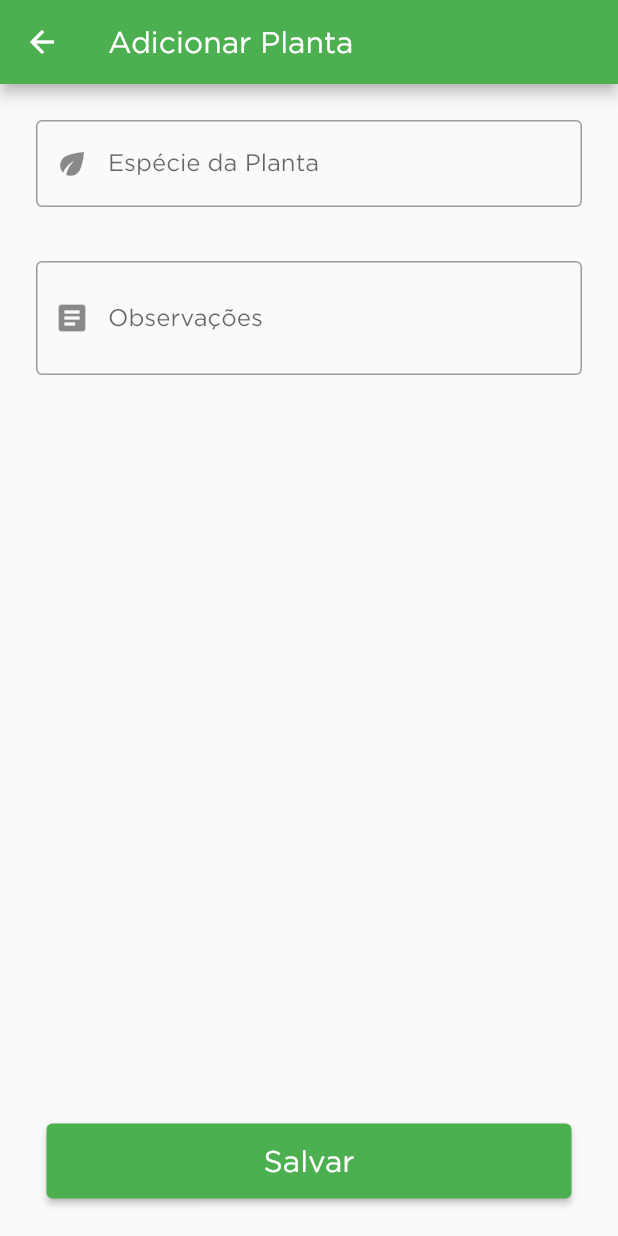
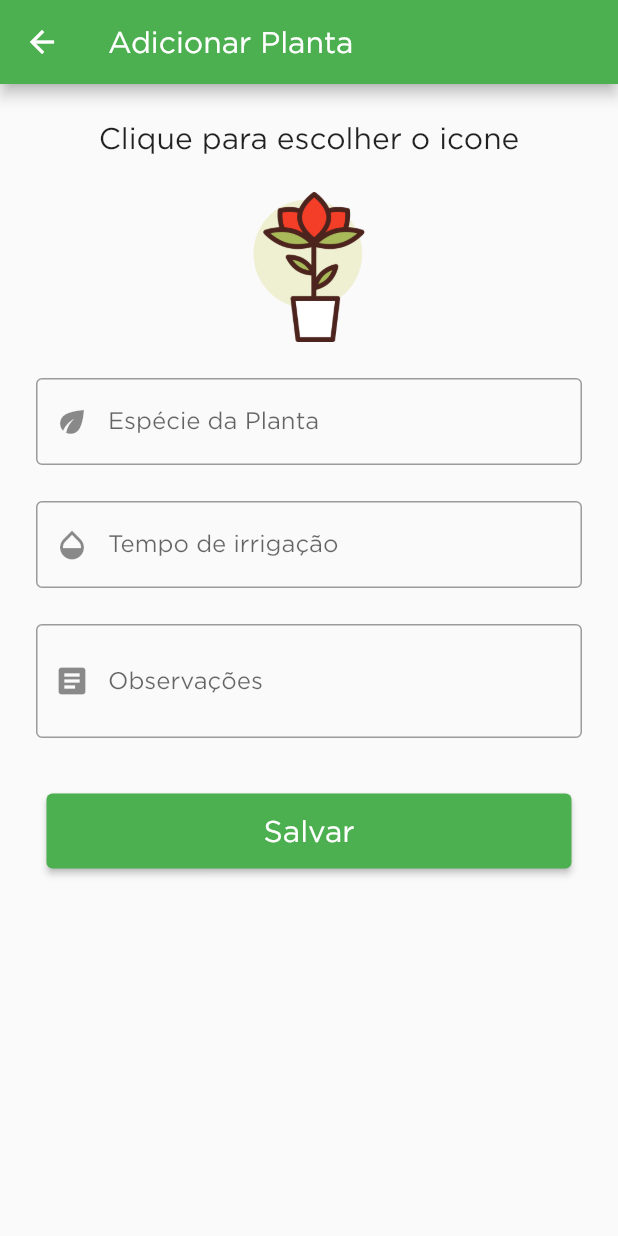
Before and after one commit to RebecaTorrecilhas/projeto_plantas, a Flutter app: the AddPlanta screen opened directly, on a phone screen of 412 x 824 dp. Run offline on Flutter 3.47's test engine with Material 2 defaults, Android fonts, the phone set to English and light mode, and no system bars; our stand-ins replace get, shared_preferences; accounts and stored records are empty.

Commit message:
Finalizado tela de add planta

```diff
--- /dev/null
+++ b/plant_care_app/lib/constants.dart
@@ -0,0 +1,56 @@
+class Constants {
+ var imagens = [
+        'images/001-botanic.png',
+        'images/002-botanic.png',
+        'images/003-botanic.png',
+        'images/004-botanic.png',
+        'images/005-botanic.png',
+        'images/006-botanic.png',
+        'images/007-botanic.png',
+        'images/008-botanic.png',
+        'images/009-botanic.png',
+        'images/010-botanic.png',
+        'images/011-botanic.png',
+        'images/012-botanic.png',
+        'images/013-botanic.png',
+        'images/014-botanic.png',
+        'images/015-botanic.png',
+        'images/016-botanic.png',
+        'images/017-botanic.png',
+        'images/018-botanic.png',
+        'images/019-botanic.png',
+        'images/020-botanic.png',
+        'images/021-botanic.png',
+        'images/022-botanic.png',
+        'images/023-botanic.png',
+        'images/024-botanic.png',
+        'images/025-botanic.png',
+        'images/026-botanic.png',
+        'images/027-botanic.png',
+        'images/028-botanic.png',
+        'images/029-botanic.png',
+        'images/030-botanic.png',
+        'images/031-botanic.png',
+        'images/032-botanic.png',
+        'images/033-botanic.png',
+        'images/034-botanic.png',
+        'images/035-botanic.png',
+        'images/036-botanic.png',
+        'images/037-botanic.png',
+        'images/038-botanic.png',
+        'images/039-botanic.png',
+        'images/040-botanic.png',
+        'images/041-botanic.png',
+        'images/042-botanic.png',
+        'images/043-botanic.png',
+        'images/044-botanic.png',
+        'images/045-botanic.png',
+        'images/046-botanic.png',
+        'images/047-botanic.png',
+        'images/048-botanic.png',
+        'images/049-botanic.png',
+        'images/050-botanic.png',
+      ];
+
+  var url = 'http://192.168.1.14/api';
+}
--- a/plant_care_app/lib/pages/addPlanta.dart
+++ b/plant_care_app/lib/pages/addPlanta.dart
@@ -1,4 +1,6 @@
 import 'package:flutter/material.dart';
+import 'package:projeto_plantas/constants.dart';
+import 'package:get/get.dart';
 
 class AddPlanta extends StatefulWidget {
   @override
@@ -6,13 +8,48 @@ class AddPlanta extends StatefulWidget {
 }
 
 class _AddPlantaState extends State<AddPlanta> {
-
   final _especie = TextEditingController();
   final _observacao = TextEditingController();
-  //final _irrigacao = TextEditingController();
-  //final _icon = TextEditingController();
+  final _irrigacao = TextEditingController();
+  final _icon = TextEditingController();
+
+  var icone = '';
 
   final _formKey = GlobalKey<FormState>();
+  var constants = Get.put(Constants());
+
+  showEscolherIcon() {
+    List<SimpleDialogOption> items = [];
+
+    constants.imagens.forEach((imagem) {
+      items.add(
+        SimpleDialogOption(
+          child: Padding(
+            padding: EdgeInsets.only(top: 20),
+            child: Image.asset(
+              imagem,
+              height: 100,
+            ),
+          ),
+          onPressed: () {
+            _icon.text = imagem;
+            setState(() {
+              icone = imagem;
+            });
+            Get.back();
+          },
+        ),
+      );
+    });
+
+    final SimpleDialog dialog = SimpleDialog(
+      children: items,
+      insetPadding: EdgeInsets.symmetric(
+          vertical: MediaQuery.of(context).size.height / 6),
+    );
+
+    showDialog(context: context, builder: (_) => dialog);
+  }
 
   @override
   Widget build(BuildContext context) {
@@ -20,11 +57,42 @@ class _AddPlantaState extends State<AddPlanta> {
         appBar: AppBar(
           title: Text('Adicionar Planta'),
         ),
-      body: Form(
+        body: SingleChildScrollView(
+          child: Column(
+            children: <Widget>[
+              Container(
+                child: Form(
                   key: _formKey,
                   child: Column(children: [
+                    GestureDetector(
+                      onTap: () => showEscolherIcon(),
+                      child: Column(
+                        children: [
                           Padding(
-            padding: EdgeInsets.all(24),
+                            padding: EdgeInsets.only(top: 24, bottom: 12),
+                            child: Text(
+                              'Clique para escolher o icone',
+                              style: TextStyle(
+                                fontSize: 20,
+                              ),
+                            ),
+                          ),
+                          Padding(
+                            padding: EdgeInsets.symmetric(
+                                vertical: 12.0, horizontal: 24.0),
+                            child: Center(
+                              child: Image.asset(
+                                icone != '' ? icone : 'images/038-botanic.png',
+                                height: 100,
+                              ),
+                            ),
+                          ),
+                        ],
+                      ),
+                    ),
+                    Padding(
+                      padding: EdgeInsets.symmetric(
+                          vertical: 12.0, horizontal: 24.0),
                       child: TextFormField(
                         controller: _especie,
                         decoration: InputDecoration(
@@ -36,10 +104,28 @@ class _AddPlantaState extends State<AddPlanta> {
                             return 'Informe a espécie da planta.';
                           }
                           return null;
+                        },
+                      ),
+                    ),
+                    Padding(
+                      padding: EdgeInsets.symmetric(
+                          vertical: 12.0, horizontal: 24.0),
+                      child: TextFormField(
+                          controller: _irrigacao,
+                          decoration: InputDecoration(
+                              prefixIcon: Icon(Icons.opacity),
+                              border: OutlineInputBorder(),
+                              labelText: 'Tempo de irrigação'),
+                          validator: (value) {
+                            if (value.isEmpty) {
+                              return 'Informe o tempo de irrigação.';
+                            }
+                            return null;
                           }),
                     ),
                     Padding(
-            padding: EdgeInsets.symmetric(vertical: 12.0, horizontal: 24.0),
+                      padding: EdgeInsets.symmetric(
+                          vertical: 12.0, horizontal: 24.0),
                       child: TextFormField(
                           minLines: 2,
                           maxLines: 6,
@@ -55,8 +141,7 @@ class _AddPlantaState extends State<AddPlanta> {
                             return null;
                           }),
                     ),
-          Expanded(
-            child: Container(
+                    Container(
                       alignment: Alignment.bottomCenter,
                       margin: EdgeInsets.all(25),
                       child: ElevatedButton(
@@ -72,9 +157,11 @@ class _AddPlantaState extends State<AddPlanta> {
                         ),
                       ),
                     ),
-          )
                   ]),
                 ),
-    );
+              )
+            ],
+          ),
+        ));
   }
 }
```
Also changed, not shown: plant_care_app/pubspec.yaml (+1 -7 lines), plant_care_app/images/002-botanic.png (renamed from plant_care_app/images/002-aloe vera.png), plant_care_app/images/003-botanic.png (renamed from plant_care_app/images/003-aloe vera.png), plant_care_app/images/004-botanic.png (renamed from plant_care_app/images/004-anthurium.png), plant_care_app/images/005-botanic.png (renamed from plant_care_app/images/005-basil.png). Lines whose indentation alone changed are shown as unchanged.
